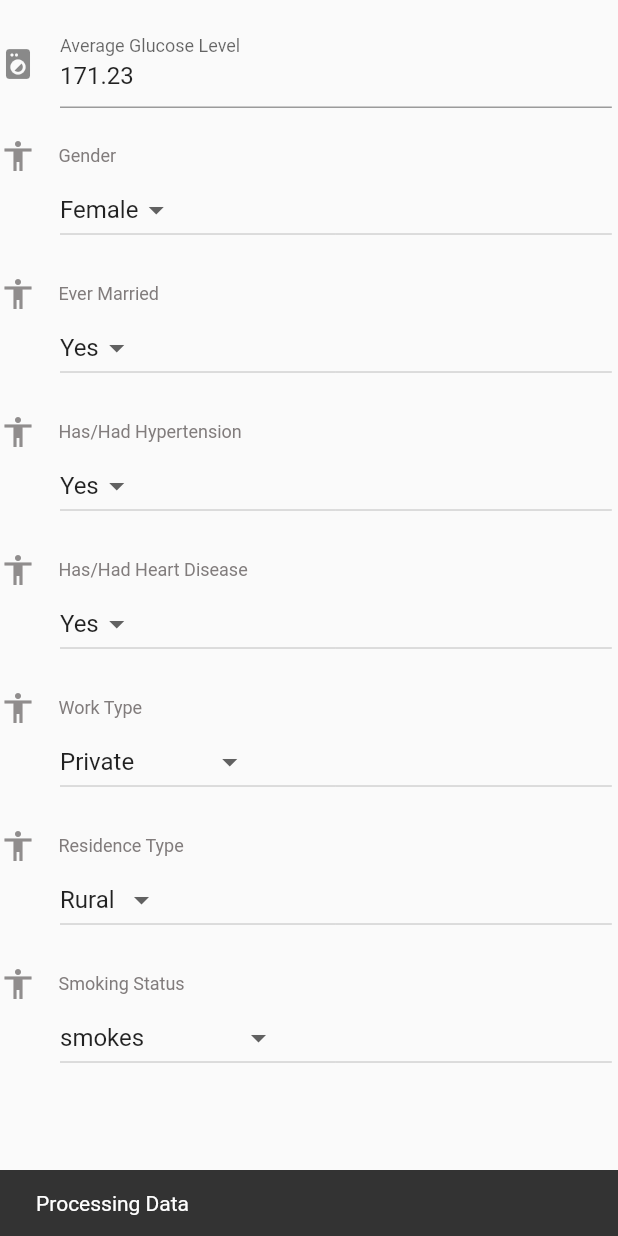
After one commit to mashkarharis/EC_App, a Flutter app: the StrokePredict screen opened directly, scrolled down 624 dp, after a tap on "Submit", on a phone screen of 412 x 824 dp. The commit adds this screen. Run offline on Flutter 3.47's test engine with Material 2 defaults, Android fonts, the phone set to English and light mode, and no system bars; our stand-ins replace cloud_firestore, firebase_core, firebase_messaging, firebase_storage, flutter_local_notifications, flutter_map and 4 more; accounts and stored records are empty; network calls fail.

Commit message:
Stroke Pred Added

```diff
--- a/lib/screens/elderdetails.dart
+++ b/lib/screens/elderdetails.dart
@@ -4,6 +4,7 @@ import 'dart:math';
 import 'package:app/screens/addelder.dart';
 import 'package:app/screens/mapScreen.dart';
 import 'package:app/screens/myaccount.dart';
+import 'package:app/screens/strokepredict.dart';
 import 'package:app/screens/welcomescreen.dart';
 import 'package:app/services/apiService.dart';
 import 'package:app/services/pushNotificationService.dart';
@@ -161,6 +162,20 @@ class _ElderListScreenState extends State<ElderListScreen> {
                           ),
                           IconButton(
                             icon: const Icon(
+                              Icons.monitor_heart,
+                              size: 40,
+                            ),
+                            tooltip: 'Stroke Predictor',
+                            color: Color.fromARGB(255, 198, 19, 70),
+                            onPressed: () {
+                              Navigator.push(
+                                  context,
+                                  MaterialPageRoute(
+                                      builder: (context) => StrokePredict()));
+                            },
+                          ),
+                          IconButton(
+                            icon: const Icon(
                               Icons.person,
                               size: 40,
                             ),
--- /dev/null
+++ b/lib/screens/strokepredict.dart
@@ -0,0 +1,335 @@
+import 'dart:async';
+import 'dart:convert';
+import 'package:app/services/apiService.dart';
+import 'package:app/services/fireService.dart';
+import 'package:app/services/storeService.dart';
+import 'package:flutter/material.dart';
+
+class StrokePredict extends StatefulWidget {
+  const StrokePredict({Key? key}) : super(key: key);
+
+  @override
+  State<StrokePredict> createState() => _StrokePredictState();
+}
+
+class _StrokePredictState extends State<StrokePredict> {
+  final _formKey = GlobalKey<FormState>();
+
+  Map data = {};
+  String strokeProbability = "N/A";
+  bool submitEnabled = true;
+  Map genderVals = {'Female': 0, 'Male': 1, 'Other': 2};
+  Map marriedVal = {'No': 0, 'Yes': 1};
+  Map hypertensionVal = {'No': 0, 'Yes': 1};
+  Map heart_diseaseVal = {'No': 0, 'Yes': 1};
+  Map worktypeVal = {
+    'Govt_job': 0,
+    'Never_worked': 1,
+    'Private': 2,
+    'Self-employed': 3
+  };
+  Map residenceVal = {'Rural': 0, 'Urban': 1};
+  Map smokeVal = {
+    'Unknown': 0,
+    'formerly smoked': 1,
+    'never smoked': 2,
+    'smokes': 3
+  };
+  @override
+  void initState() {
+    super.initState();
+    data = {
+      "gender": "Female",
+      "age": 49,
+      "hypertension": "Yes",
+      "heart_disease": "Yes",
+      "ever_married": "Yes",
+      "work_type": "Private",
+      "Residence_type": "Rural",
+      "avg_glucose_level": 171.23,
+      "bmi": 34.9,
+      "smoking_status": "smokes"
+    };
+  }
+
+  @override
+  Widget build(BuildContext context) {
+    return Scaffold(
+      body: SingleChildScrollView(
+        child: Column(
+          children: [
+            const SizedBox(
+              height: 60,
+            ),
+            BuildForm(context)
+          ],
+        ),
+      ),
+    );
+  }
+
+  Widget BuildForm(BuildContext context) {
+    return SizedBox(
+      width: MediaQuery.of(context).size.width * 0.99,
+      child: Form(
+        key: _formKey,
+        child: Column(
+          crossAxisAlignment: CrossAxisAlignment.center,
+          children: <Widget>[
+            const Text("Stroke Predictor",
+                style: TextStyle(
+                  fontWeight: FontWeight.bold,
+                  color: Colors.indigo,
+                  fontSize: 25,
+                )),
+            const SizedBox(
+              height: 20,
+            ),
+            SizedBox(
+              width: MediaQuery.of(context).size.width,
+              height: 200,
+              child: Image.network(
+                "https://www.cdc.gov/stroke/images/FAST-Graphic.jpg?_=77295",
+                errorBuilder: (BuildContext context, Object exception,
+                    StackTrace? stackTrace) {
+                  return Image.asset(
+                    "assets/images/404.png",
+                    width: MediaQuery.of(context).size.width,
+                    height: 200,
+                  );
+                },
+              ),
+            ),
+            Column(
+              children: [
+                SizedBox(
+                  height: 20,
+                ),
+                Text(
+                  "STROKE PROBABILITY",
+                  style: TextStyle(
+                      color: Color.fromARGB(255, 0, 0, 0), fontSize: 20),
+                ),
+                Container(
+                  alignment: Alignment.center,
+                  padding: EdgeInsets.all(40),
+                  child: Text(
+                    strokeProbability,
+                    style: TextStyle(
+                        color: Color.fromARGB(255, 9, 86, 13), fontSize: 40),
+                  ),
+                ),
+              ],
+            ),
+            TextFormField(
+              initialValue: data['age'].toString(),
+              validator: (value) {
+                if (value == null || value.isEmpty) {
+                  return 'Please enter age';
+                }
+                return null;
+              },
+              keyboardType: TextInputType.number,
+              onChanged: (value) {
+                setState(() {
+                  data['age'] = double.parse(value.toString());
+                });
+              },
+              decoration: const InputDecoration(
+                icon: Icon(Icons.view_agenda),
+                hintText: 'Enter Age',
+                labelText: 'Age',
+              ),
+            ),
+            const SizedBox(
+              height: 20,
+            ),
+            TextFormField(
+              initialValue: data['bmi'].toString(),
+              validator: (value) {
+                if (value == null || value.isEmpty) {
+                  return 'Please enter bmi';
+                }
+                return null;
+              },
+              keyboardType: TextInputType.number,
+              onChanged: (value) {
+                setState(() {
+                  data['bmi'] = double.parse(value.toString());
+                });
+              },
+              decoration: const InputDecoration(
+                icon: Icon(Icons.numbers),
+                hintText: 'Enter BMI',
+                labelText: 'BMI',
+              ),
+            ),
+            const SizedBox(
+              height: 20,
+            ),
+            TextFormField(
+              initialValue: data['avg_glucose_level'].toString(),
+              validator: (value) {
+                if (value == null || value.isEmpty) {
+                  return 'Please enter Average Glucose Level';
+                }
+                return null;
+              },
+              keyboardType: TextInputType.number,
+              onChanged: (value) {
+                setState(() {
+                  data['avg_glucose_level'] = double.parse(value.toString());
+                });
+              },
+              decoration: const InputDecoration(
+                icon: Icon(Icons.local_laundry_service_rounded),
+                hintText: 'Enter Average Glucose Level',
+                labelText: 'Average Glucose Level',
+              ),
+            ),
+            const SizedBox(
+              height: 20,
+            ),
+            generateDropDown(
+                "Gender", <String>['Female', 'Male', 'Other'], "gender"),
+            generateDropDown(
+                "Ever Married", <String>['Yes', 'No'], "ever_married"),
+            generateDropDown(
+                "Has/Had Hypertension", <String>['Yes', 'No'], "hypertension"),
+            generateDropDown("Has/Had Heart Disease", <String>['Yes', 'No'],
+                "heart_disease"),
+            generateDropDown(
+                "Work Type",
+                <String>[
+                  'Govt_job',
+                  'Never_worked',
+                  'Private',
+                  'Self-employed'
+                ],
+                "work_type"),
+            generateDropDown(
+                "Residence Type", <String>['Rural', 'Urban'], "Residence_type"),
+            generateDropDown(
+                "Smoking Status",
+                <String>[
+                  'Unknown',
+                  'formerly smoked',
+                  'never smoked',
+                  'smokes'
+                ],
+                "smoking_status"),
+            Container(
+                padding: const EdgeInsets.only(left: 150.0, top: 40.0),
+                child: ElevatedButton(
+                    style: ButtonStyle(
+                        backgroundColor:
+                            MaterialStateProperty.all<Color>(Colors.green)),
+                    child: const Text('Submit'),
+                    onPressed: !submitEnabled
+                        ? null
+                        : () {
+                            if (_formKey.currentState!.validate()) {
+                              ScaffoldMessenger.of(context).showSnackBar(
+                                const SnackBar(
+                                    content: Text('Processing Data')),
+                              );
+                              submit(data);
+                            }
+                          })),
+          ],
+        ),
+      ),
+    );
+  }
+
+  submit(Map eldermap) {
+    setState(() {
+      submitEnabled = false;
+    });
+    print(data);
+    Map toSubmitdata = {
+      "gender": genderVals[data["gender"]],
+      "age": data["age"],
+      "hypertension": hypertensionVal[data["hypertension"]],
+      "heart_disease": heart_diseaseVal[data["heart_disease"]],
+      "ever_married": marriedVal[data["ever_married"]],
+      "work_type": worktypeVal[data["work_type"]],
+      "Residence_type": residenceVal[data["Residence_type"]],
+      "avg_glucose_level": data["avg_glucose_level"],
+      "bmi": data["bmi"],
+      "smoking_status": smokeVal[data["smoking_status"]]
+    };
+
+    ScaffoldMessenger.of(context).showSnackBar(
+      const SnackBar(content: Text('Predicting . . .')),
+    );
+    Map resbody = {};
+    print(toSubmitdata);
+    APIService.predict(toSubmitdata)
+        .then((resp) => {
+              ScaffoldMessenger.of(context).showSnackBar(
+                const SnackBar(content: Text('Stoke Predicted')),
+              ),
+              print(resp.body),
+              resbody = json.decode(resp.body),
+              setState(() {
+                submitEnabled = true;
+                strokeProbability = (resbody["probability(1)"] * 100)
+                        .toString()
+                        .substring(0, 4) +
+                    " %";
+              })
+            })
+        .catchError((onError) => {
+              ScaffoldMessenger.of(context).showSnackBar(
+                const SnackBar(content: Text('Prediction Failed')),
+              )
+            });
+  }
+
+  Widget generateDropDown(title, List<String> list, listnerField) {
+    return Container(
+      child: Column(crossAxisAlignment: CrossAxisAlignment.start, children: [
+        Row(
+          children: [
+            Icon(
+              Icons.accessibility_outlined,
+              color: Color.fromARGB(255, 144, 141, 141),
+            ),
+            SizedBox(
+              width: 15,
+            ),
+            Text(
+              title,
+              style: TextStyle(
+                  color: Color.fromARGB(255, 129, 124, 124), fontSize: 12),
+            ),
+          ],
+        ),
+        SizedBox(
+          width: MediaQuery.of(context).size.width,
+          child: Padding(
+            padding: const EdgeInsets.only(left: 40),
+            child: DropdownButton<String>(
+              value: data[listnerField],
+              items: list.map((String value) {
+                return DropdownMenuItem<String>(
+                  value: value,
+                  child: Text(value),
+                );
+              }).toList(),
+              onChanged: (newval) {
+                setState(() {
+                  data[listnerField] = newval;
+                });
+              },
+            ),
+          ),
+        ),
+        SizedBox(
+          height: 20,
+        )
+      ]),
+    );
+  }
+}
--- a/lib/services/apiService.dart
+++ b/lib/services/apiService.dart
@@ -103,4 +103,16 @@ class APIService {
 
     return await http.get(Uri.parse(url));
   }
+
+  static Future<http.Response> predict(Map toSubmitdata) async {
+    String url = URLS.restServer + '/mobile/private/predictStroke';
+
+    Map data = toSubmitdata;
+    //encode Map to JSON
+    var body = json.encode(data);
+    print(body);
+    print(url);
+    return await http.post(Uri.parse(url),
+        headers: {"Content-Type": "application/json"}, body: body);
+  }
 }
```
